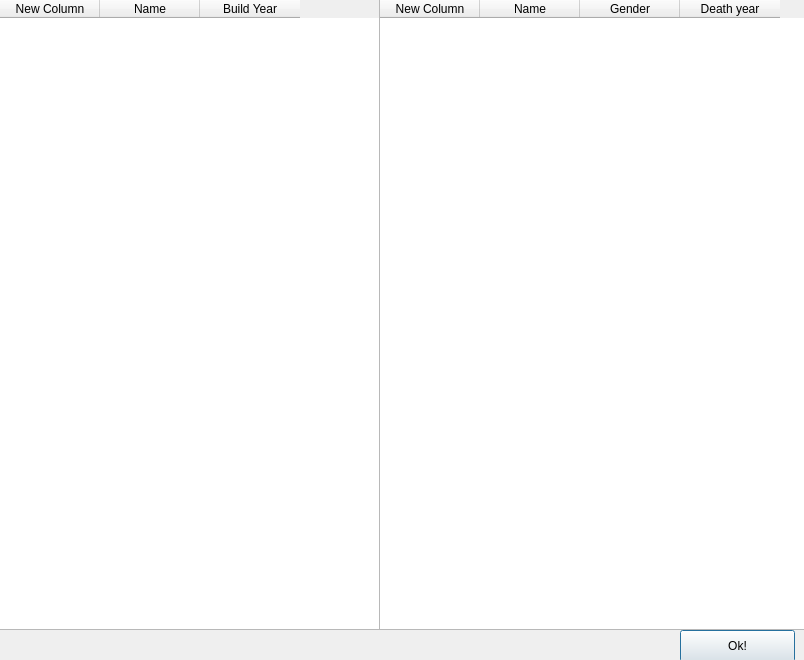
Old version of the form addconnectionwindow.ui in the repository Fanneyyy/hairy-ironman.
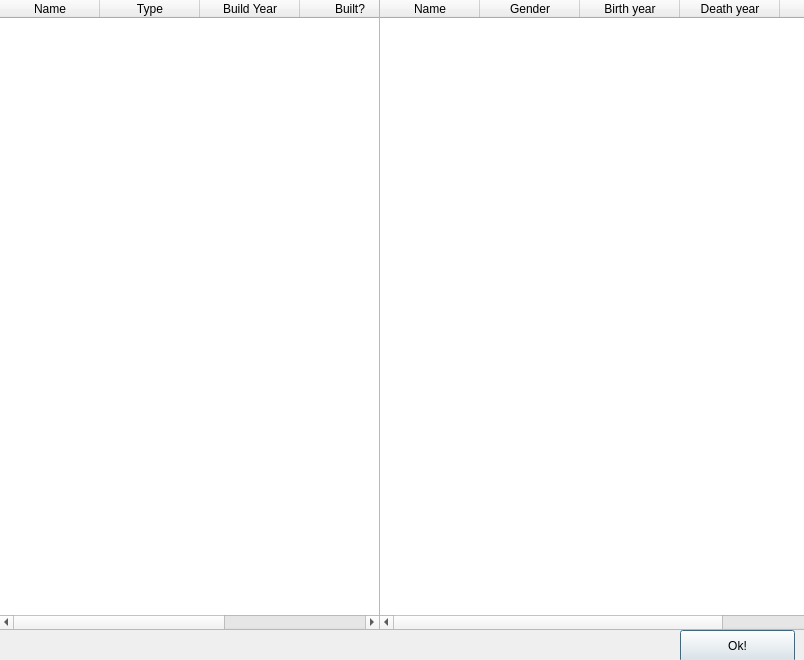
New version of the form.

The edit to the form file:
```diff
--- a/addconnectionwindow.ui
+++ b/addconnectionwindow.ui
@@ -45,14 +45,17 @@
         <property name="showGrid">
          <bool>false</bool>
         </property>
+        <property name="gridStyle">
+         <enum>Qt::SolidLine</enum>
+        </property>
         <column>
          <property name="text">
-          <string>New Column</string>
+          <string>Name</string>
          </property>
         </column>
         <column>
          <property name="text">
-          <string>Name</string>
+          <string>Type</string>
          </property>
         </column>
         <column>
@@ -60,6 +63,16 @@
           <string>Build Year</string>
          </property>
         </column>
+        <column>
+         <property name="text">
+          <string>Built?</string>
+         </property>
+        </column>
+        <column>
+         <property name="text">
+          <string>ID</string>
+         </property>
+        </column>
        </widget>
       </item>
      </layout>
@@ -95,11 +108,6 @@
         <property name="showGrid">
          <bool>false</bool>
         </property>
-        <column>
-         <property name="text">
-          <string>New Column</string>
-         </property>
-        </column>
         <column>
          <property name="text">
           <string>Name</string>
@@ -110,11 +118,21 @@
           <string>Gender</string>
          </property>
         </column>
+        <column>
+         <property name="text">
+          <string>Birth year</string>
+         </property>
+        </column>
         <column>
          <property name="text">
           <string>Death year</string>
          </property>
         </column>
+        <column>
+         <property name="text">
+          <string>ID</string>
+         </property>
+        </column>
        </widget>
       </item>
      </layout>
```
Left out of the diff: 4 changed lines with no effect on the pictures.
